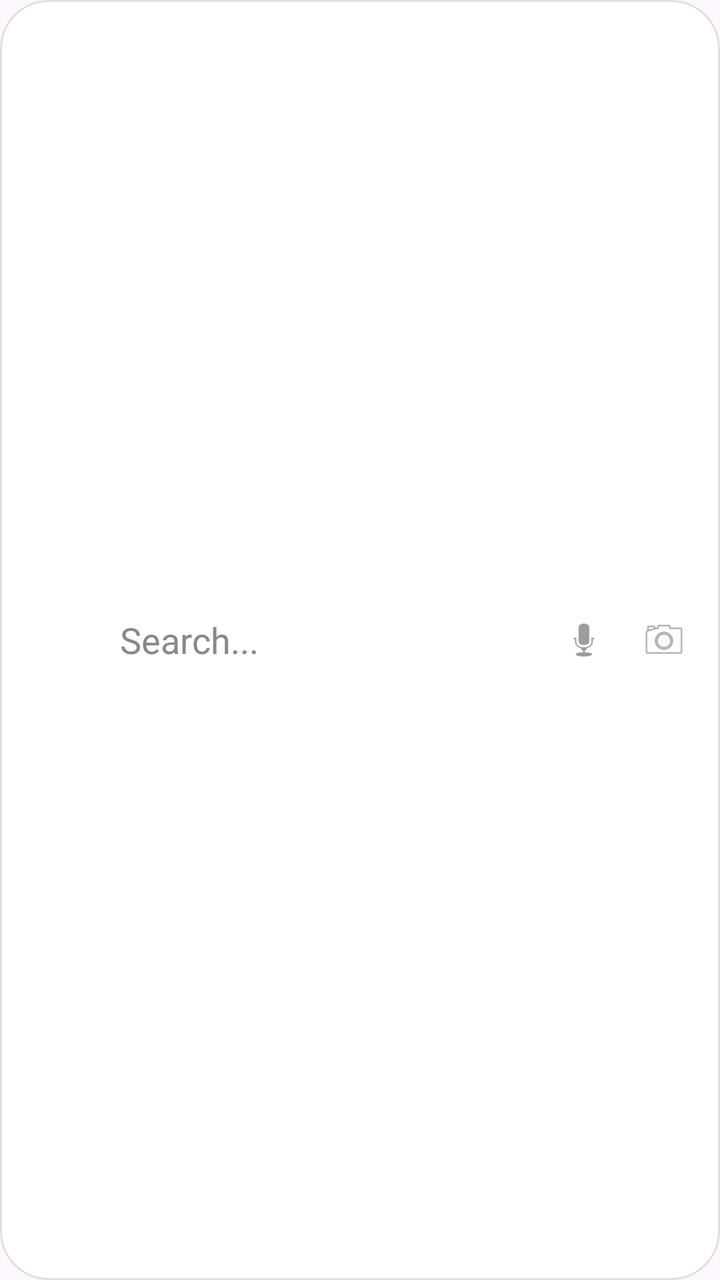
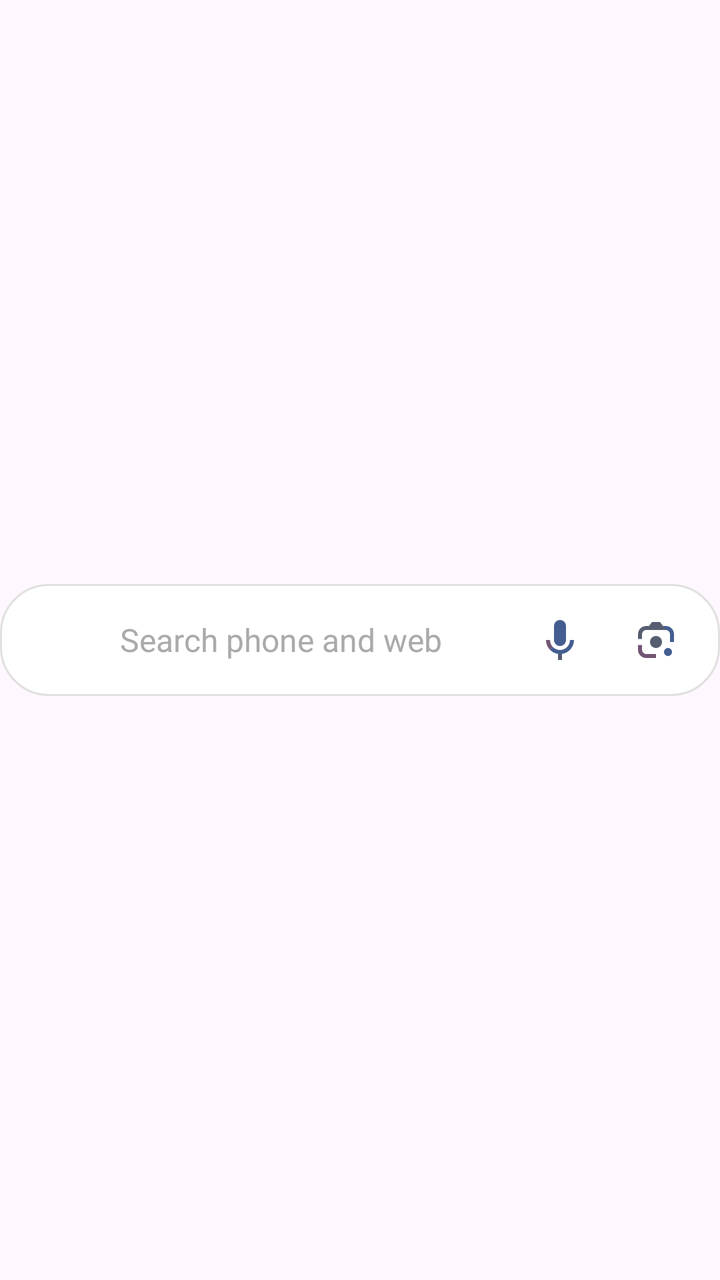

Two renders of the same Android screen: before a commit and after it. Below are the layout's source before the change and the commit's diff.
<!-- AndroidManifest.xml: application theme Theme.IntelligentSearch -->
<!-- res/layout/widget_doodle.xml -->
<?xml version="1.0" encoding="utf-8"?>
<LinearLayout xmlns:android="http://schemas.android.com/apk/res/android"
    android:layout_width="match_parent"
    android:layout_height="wrap_content"
    android:background="@drawable/search_bar_background"
    android:orientation="horizontal"
    android:gravity="center_vertical"
    android:padding="4dp"
    android:layout_margin="8dp">

    <FrameLayout
        android:id="@+id/doodle_touch_target"
        android:layout_width="48dp"
        android:layout_height="48dp"
        android:clickable="true"
        android:focusable="true">
        
        <AdapterViewFlipper
            android:id="@+id/doodle_flipper"
            android:layout_width="match_parent"
            android:layout_height="match_parent"
            android:layout_margin="4dp"
            android:autoStart="true"
            android:flipInterval="100" />
            
    </FrameLayout>

    <TextView android:id="@+id/doodle_search_text"
        android:layout_width="0dp"
        android:layout_height="wrap_content"
        android:layout_weight="1"
        android:text="Search..."
        android:textColor="#888888"
        android:textSize="18sp"
        android:layout_marginStart="8dp" />

    <ImageView android:id="@+id/doodle_mic_icon"
        android:layout_width="24dp"
        android:layout_height="24dp"
        android:src="@android:drawable/ic_btn_speak_now"
        android:layout_marginEnd="16dp"
        android:alpha="0.7"/>

    <ImageView android:id="@+id/doodle_camera_icon"
        android:layout_width="24dp"
        android:layout_height="24dp"
        android:src="@android:drawable/ic_menu_camera"
        android:layout_marginEnd="12dp"
        android:alpha="0.7"/>

</LinearLayout>
<!-- resources referenced by this layout -->
<resources>
  <!-- drawable search_bar_background (drawable) -->
  <?xml version="1.0" encoding="utf-8"?>
  <shape xmlns:android="http://schemas.android.com/apk/res/android"
      android:shape="rectangle">
      <solid android:color="#FFFFFF" />
      <corners android:radius="24dp" />
      <stroke android:width="1dp" android:color="#E0E0E0" />
      <padding android:left="4dp" android:top="4dp" android:right="4dp" android:bottom="4dp" />
  </shape>
  <style name="Theme.IntelligentSearch" parent="Theme.Material3.DayNight.NoActionBar">
          <item name="android:windowAnimationStyle">@style/Theme.IntelligentSearch.Animation</item>
      </style>
  <style name="Theme.IntelligentSearch.Animation">
          <item name="android:activityOpenEnterAnimation">@anim/slide_in_right</item>
          <item name="android:activityOpenExitAnimation">@anim/slide_out_left</item>
          <item name="android:activityCloseEnterAnimation">@anim/slide_in_left</item>
          <item name="android:activityCloseExitAnimation">@anim/slide_out_right</item>
      </style>
</resources>

<!-- the commit's change to res/layout/widget_doodle.xml (unified diff, before → after) -->
@@ -1,51 +1,153 @@
 <?xml version="1.0" encoding="utf-8"?>
-<LinearLayout xmlns:android="http://schemas.android.com/apk/res/android"
+<FrameLayout xmlns:android="http://schemas.android.com/apk/res/android"
     android:layout_width="match_parent"
-    android:layout_height="wrap_content"
-    android:background="@drawable/search_bar_background"
-    android:orientation="horizontal"
-    android:gravity="center_vertical"
-    android:padding="4dp"
-    android:layout_margin="8dp">
+    android:layout_height="match_parent"
+    android:padding="0dp">
+
+    
+    <LinearLayout
+        android:id="@android:id/background"
+        android:layout_width="match_parent"
+        android:layout_height="56dp"
+        android:layout_gravity="center"
+        android:background="@drawable/search_bar_background"
+        android:orientation="horizontal"
+        android:gravity="center_vertical"
+        android:baselineAligned="false"
+        android:paddingStart="4dp"
+        android:paddingEnd="8dp">
+
+        
+        <FrameLayout
+            android:id="@+id/doodle_touch_target"
+            android:layout_width="48dp"
+            android:layout_height="48dp"
+            android:layout_gravity="center_vertical"
+            android:clickable="true"
+            android:focusable="true"
+            android:contentDescription="@string/widget_talkback_google_logo">
+            
+            <AdapterViewFlipper
+                android:id="@+id/doodle_flipper"
+                android:layout_width="match_parent"
+                android:layout_height="match_parent"
+                android:layout_margin="4dp"
+                android:autoStart="true"
+                android:flipInterval="100" />
+                
+        </FrameLayout>
+
+        
+        <TextView
+            android:id="@+id/doodle_search_text"
+            android:layout_width="0dp"
+            android:layout_height="match_parent"
+            android:layout_weight="1"
+            android:gravity="center_vertical"
+            android:layout_marginStart="8dp"
+            android:layout_marginEnd="8dp"
+            android:text="@string/widget_search_description"
+            android:textColor="@android:color/darker_gray"
+            android:textSize="16sp"
+            android:singleLine="true"
+            android:ellipsize="end"
+            android:clickable="true"
+            android:focusable="true"
+            android:contentDescription="@string/widget_search_description" />
+
+        
+        <ImageView
+            android:id="@+id/doodle_mic_icon"
+            android:layout_width="48dp"
+            android:layout_height="48dp"
+            android:padding="12dp"
+            android:scaleType="fitCenter"
+            android:src="@drawable/ic_mic"
+            android:clickable="true"
+            android:focusable="true"
+            android:contentDescription="@string/widget_talkback_voice_search" />
+
+        
+        <ImageView
+            android:id="@+id/doodle_camera_icon"
+            android:layout_width="48dp"
+            android:layout_height="48dp"
+            android:padding="12dp"
+            android:scaleType="fitCenter"
+            android:src="@drawable/ic_camera"
+            android:clickable="true"
+            android:focusable="true"
+            android:contentDescription="@string/widget_talkback_lens" />
+
+    </LinearLayout>
+
+    
+    <ImageView
+        android:id="@+id/widget_outer_background"
+        android:layout_width="0dp"
+        android:layout_height="0dp"
+        android:visibility="gone"
+        android:importantForAccessibility="no" />
 
     <FrameLayout
-        android:id="@+id/doodle_touch_target"
-        android:layout_width="48dp"
-        android:layout_height="48dp"
-        android:clickable="true"
-        android:focusable="true">
-        
-        <AdapterViewFlipper
-            android:id="@+id/doodle_flipper"
-            android:layout_width="match_parent"
-            android:layout_height="match_parent"
-            android:layout_margin="4dp"
-            android:autoStart="true"
-            android:flipInterval="100" />
-            
+        android:id="@+id/widget_pill_container"
+        android:layout_width="0dp"
+        android:layout_height="0dp"
+        android:visibility="gone"
+        android:importantForAccessibility="no">
+        <ImageView
+            android:id="@+id/widget_pill_background"
+            android:layout_width="0dp"
+            android:layout_height="0dp"
+            android:importantForAccessibility="no" />
+        <ImageView
+            android:id="@+id/widget_g_logo"
+            android:layout_width="0dp"
+            android:layout_height="0dp"
+            android:importantForAccessibility="no" />
+        <ImageView
+            android:id="@+id/widget_voice_search"
+            android:layout_width="0dp"
+            android:layout_height="0dp"
+            android:importantForAccessibility="no" />
+        <ImageView
+            android:id="@+id/widget_lens_search"
+            android:layout_width="0dp"
+            android:layout_height="0dp"
+            android:importantForAccessibility="no" />
+        <ImageView
+            android:id="@+id/widget_shortcut_2"
+            android:layout_width="0dp"
+            android:layout_height="0dp"
+            android:importantForAccessibility="no" />
+        <ImageView
+            android:id="@+id/widget_shortcut_3"
+            android:layout_width="0dp"
+            android:layout_height="0dp"
+            android:importantForAccessibility="no" />
+        <ImageView
+            android:id="@+id/widget_action_search"
+            android:layout_width="0dp"
+            android:layout_height="0dp"
+            android:importantForAccessibility="no" />
     </FrameLayout>
 
-    <TextView android:id="@+id/doodle_search_text"
+    <FrameLayout
+        android:id="@+id/widget_sound_search"
         android:layout_width="0dp"
-        android:layout_height="wrap_content"
-        android:layout_weight="1"
-        android:text="Search..."
-        android:textColor="#888888"
-        android:textSize="18sp"
-        android:layout_marginStart="8dp" />
+        android:layout_height="0dp"
+        android:visibility="gone"
+        android:importantForAccessibility="no">
+        <ImageView
+            android:id="@+id/widget_sound_background"
+            android:layout_width="0dp"
+            android:layout_height="0dp"
+            android:importantForAccessibility="no" />
+        <ImageView
+            android:id="@+id/widget_sound_icon"
+            android:layout_width="0dp"
+            android:layout_height="0dp"
+            android:importantForAccessibility="no" />
+    </FrameLayout>
 
-    <ImageView android:id="@+id/doodle_mic_icon"
-        android:layout_width="24dp"
-        android:layout_height="24dp"
-        android:src="@android:drawable/ic_btn_speak_now"
-        android:layout_marginEnd="16dp"
-        android:alpha="0.7"/>
-
-    <ImageView android:id="@+id/doodle_camera_icon"
-        android:layout_width="24dp"
-        android:layout_height="24dp"
-        android:src="@android:drawable/ic_menu_camera"
-        android:layout_marginEnd="12dp"
-        android:alpha="0.7"/>
-
-</LinearLayout>
+</FrameLayout>
<!-- resource entries referenced after the edit -->
@@ -1,5 +1,28 @@
 <!-- resources referenced by this layout -->
 <resources>
+  <!-- drawable ic_camera (drawable) -->
+  <vector xmlns:android="http://schemas.android.com/apk/res/android"
+      android:width="24dp"
+      android:height="24dp"
+      android:viewportWidth="100"
+      android:viewportHeight="100">
+      <path android:fillColor="@color/widget_icon_primary" android:pathData="M75.0365 83.3333C79.6388 83.3333 83.3698 79.6023 83.3698 75C83.3698 70.3976 79.6388 66.6666 75.0365 66.6666C70.4341 66.6666 66.7031 70.3976 66.7031 75C66.7031 79.6023 70.4341 83.3333 75.0365 83.3333Z" />
+      <path android:fillColor="@color/widget_icon_secondary" android:pathData="M50.0364 66.6666C56.9399 66.6666 62.5364 61.0702 62.5364 54.1666C62.5364 47.2631 56.9399 41.6666 50.0364 41.6666C43.1328 41.6666 37.5364 47.2631 37.5364 54.1666C37.5364 61.0702 43.1328 66.6666 50.0364 66.6666Z" />
+      <path android:fillColor="@color/widget_icon_tertiary" android:pathData="M12.5 70.4166C12.5 79.8489 20.151 87.5 29.5833 87.5H50V79.1666L29.1146 79.1145C24.5313 79.1145 20.8333 74.8489 20.8333 69.7916V60.4166H12.5V70.4166Z" />
+      <path android:fillColor="@color/widget_icon_primary" android:pathData="M87.5001 37.9167C87.5001 28.4844 79.849 20.8334 70.4167 20.8334H60.4167L70.8334 29.1667C75.4167 29.1667 79.1667 33.4844 79.1667 38.5417V54.1667H87.5001V37.9167Z" />
+      <path android:fillColor="@color/widget_icon_secondary" android:pathData="M58.3333 12.5H41.6667L35.4167 20.8333H29.5833C20.151 20.8333 12.5 28.4844 12.5 37.9167V47.9167H20.8333V38.5417C20.8333 33.4844 24.5833 29.1667 29.1667 29.1667H70.8333L58.3333 12.5Z" />
+  </vector>
+  <!-- drawable ic_mic (drawable) -->
+  <vector xmlns:android="http://schemas.android.com/apk/res/android"
+      android:width="24dp"
+      android:height="24dp"
+      android:viewportWidth="24"
+      android:viewportHeight="24">
+      <path android:fillColor="@color/widget_icon_primary" android:pathData="M12,15c1.66,0 2.99,-1.34 2.99,-3L15,5c0,-1.66 -1.34,-3 -3,-3S9,3.34 9,5v7c0,1.66 1.34,3 3,3z" />
+      <path android:fillColor="@color/widget_icon_secondary" android:pathData="M11,18.92h2V22h-2z" />
+      <path android:fillColor="@color/widget_icon_tertiary" android:pathData="M7,12H5c0,1.93 0.78,3.68 2.05,4.95l1.41,-1.41C7.56,14.63 7,13.38 7,12z" />
+      <path android:fillColor="@color/widget_icon_primary" android:pathData="M12,17c-1.38,0 -2.63,-0.56 -3.54,-1.47l-1.41,1.41C8.32,18.21 10.07,19 12.01,19c3.87,0 6.98,-3.14 6.98,-7h-2c0,2.76 -2.23,5 -4.99,5z" />
+  </vector>
   <!-- drawable search_bar_background (drawable) -->
   <?xml version="1.0" encoding="utf-8"?>
   <shape xmlns:android="http://schemas.android.com/apk/res/android"
@@ -9,9 +32,16 @@
       <stroke android:width="1dp" android:color="#E0E0E0" />
       <padding android:left="4dp" android:top="4dp" android:right="4dp" android:bottom="4dp" />
   </shape>
+  <string name="widget_search_description">Search phone and web</string>
+  <string name="widget_talkback_google_logo">Google search</string>
+  <string name="widget_talkback_lens">Google Lens visual search</string>
+  <string name="widget_talkback_voice_search">Voice search</string>
   <style name="Theme.IntelligentSearch" parent="Theme.Material3.DayNight.NoActionBar">
           <item name="android:windowAnimationStyle">@style/Theme.IntelligentSearch.Animation</item>
       </style>
+  <color name="widget_icon_primary">@android:color/system_accent1_700</color>
+  <color name="widget_icon_secondary">@android:color/system_accent2_700</color>
+  <color name="widget_icon_tertiary">@android:color/system_accent3_700</color>
   <style name="Theme.IntelligentSearch.Animation">
           <item name="android:activityOpenEnterAnimation">@anim/slide_in_right</item>
           <item name="android:activityOpenExitAnimation">@anim/slide_out_left</item>
